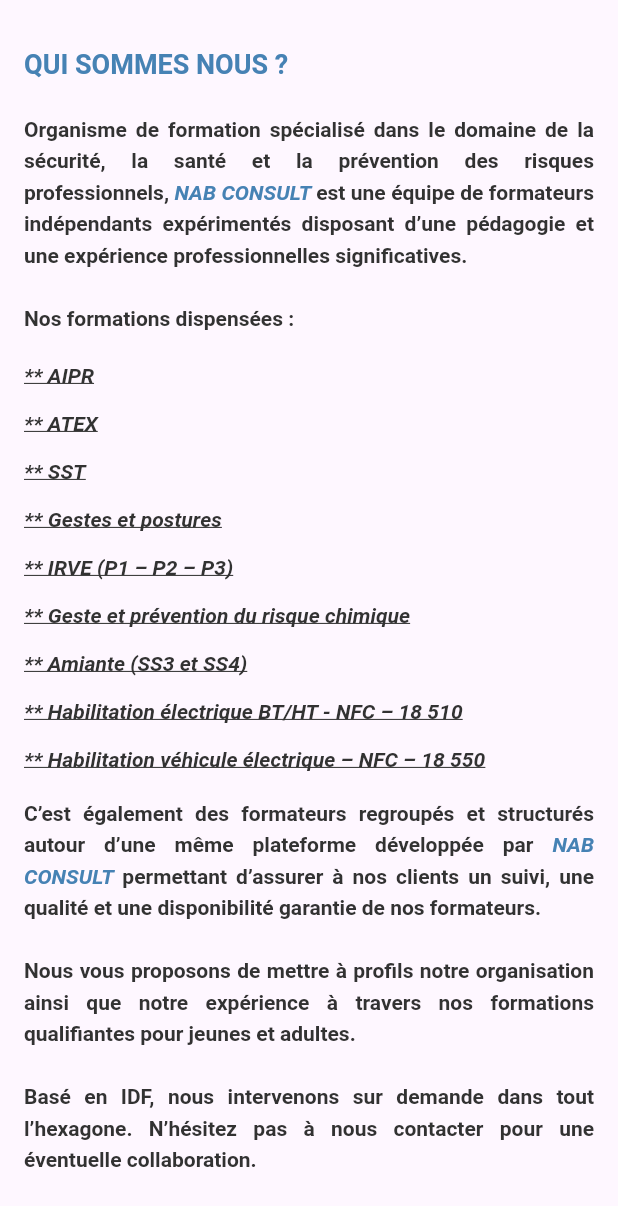
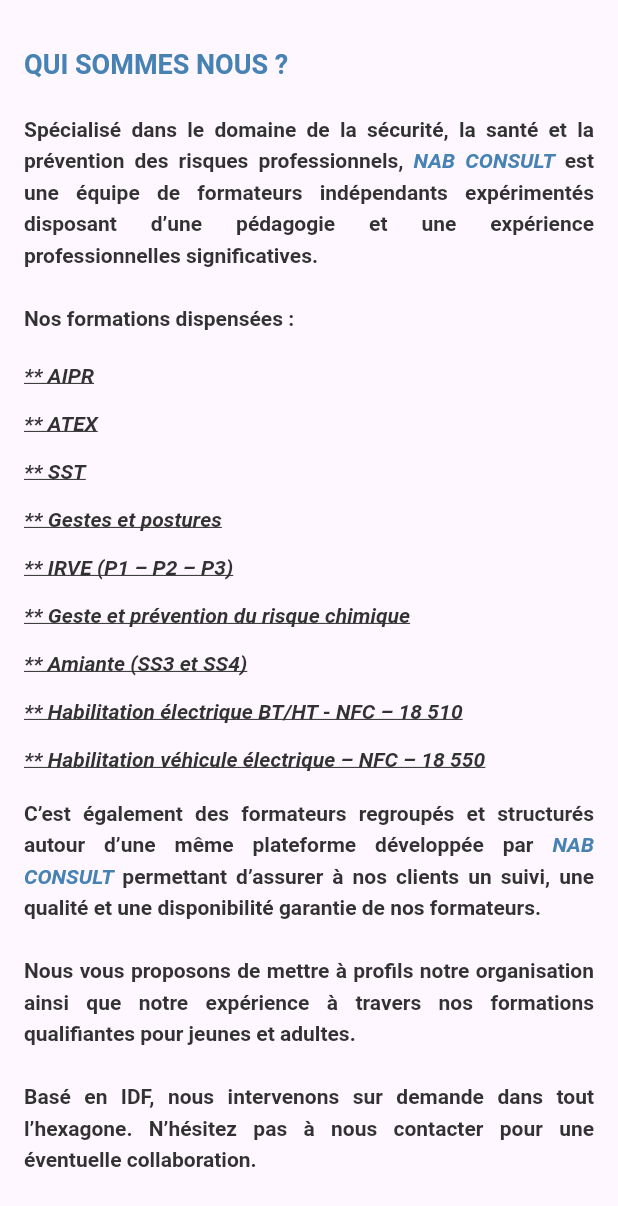
Before and after one commit to wallas938/nab_consult_home_page, a Flutter app: the WhoWeAre widget shown alone on an empty page, opened directly, on a phone screen of 412 x 824 dp. Shown: the top 1206 px of the screen. Run offline on Flutter 3.47's test engine with Material 3 defaults, Android fonts, the light colour scheme and no system bars; our stand-ins replace flutter_screenutil; Roboto replaces fonts that are missing (Instrument Sans); project files that could hold a hidden picture were left out.

Commit message:
petites corrections de texte dans le Qui sommes nous ?

```diff
--- a/lib/pages/who_we_are.dart
+++ b/lib/pages/who_we_are.dart
@@ -59,7 +59,7 @@
                               ),
                               TextSpan(
                                 text:
-                                    "Organisme de formation spécialisé dans le domaine de la sécurité, la santé et la prévention des risques professionnels, ",
+                                    "Spécialisé dans le domaine de la sécurité, la santé et la prévention des risques professionnels, ",
                                 style: textStyle,
                               ),
                               TextSpan(
@@ -141,7 +141,7 @@
                                   ),
                                   TextSpan(
                                     text:
-                                        "Organisme de formation spécialisé dans le domaine de la sécurité, la santé et la prévention des risques professionnels, ",
+                                        "Spécialisé dans le domaine de la sécurité, la santé et la prévention des risques professionnels, ",
                                     style: textStyle,
                                   ),
                                   TextSpan(
```
